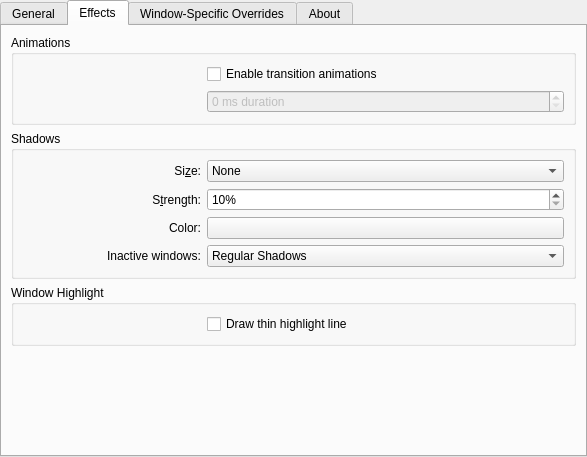
First picture: the form in window-decoration/kdecoration/config/ui/helloconfigurationui.ui, repository n4n0GH/hello, before the edit.
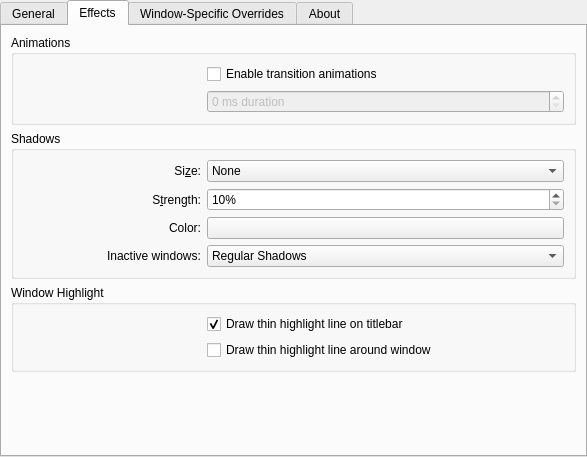
Second picture: the form after the edit. The open tabs and pages were chosen to show the change. Custom widgets are drawn as their Qt base class.

Commit message: added option to hide highlight line on top of titlebar

The edit to the form file:
```diff
--- a/window-decoration/kdecoration/config/ui/helloconfigurationui.ui
+++ b/window-decoration/kdecoration/config/ui/helloconfigurationui.ui
@@ -1187,7 +1187,7 @@
           <string>Window Highlight</string>
          </property>
          <layout class="QGridLayout" name="gridLayout">
-          <item row="0" column="1">
+          <item row="1" column="1">
            <widget class="QCheckBox" name="drawHighlight">
             <property name="sizePolicy">
              <sizepolicy hsizetype="Minimum" vsizetype="Fixed">
@@ -1199,11 +1199,11 @@
              <string extracomment="This will draw a 1 pixel line around the inside of each window, to add further contrast. Will only work with borders all around the window. Use the 'hello shaders' KWin plugin to enable this effect without borders."/>
             </property>
             <property name="text">
-             <string>Draw thin highlight line</string>
+             <string>Draw thin highlight line around window</string>
             </property>
            </widget>
           </item>
-          <item row="0" column="0">
+          <item row="1" column="0">
            <widget class="QLabel" name="label_13">
             <property name="sizePolicy">
              <sizepolicy hsizetype="Preferred" vsizetype="Preferred">
@@ -1216,6 +1216,16 @@
             </property>
            </widget>
           </item>
+          <item row="0" column="1">
+           <widget class="QCheckBox" name="drawTitleHighlight">
+            <property name="text">
+             <string>Draw thin highlight line on titlebar</string>
+            </property>
+            <property name="checked">
+             <bool>true</bool>
+            </property>
+           </widget>
+          </item>
          </layout>
         </widget>
        </item>
```
Left out of the diff: 172 changed lines with no effect on the pictures. The commit also changes 3 other files.
